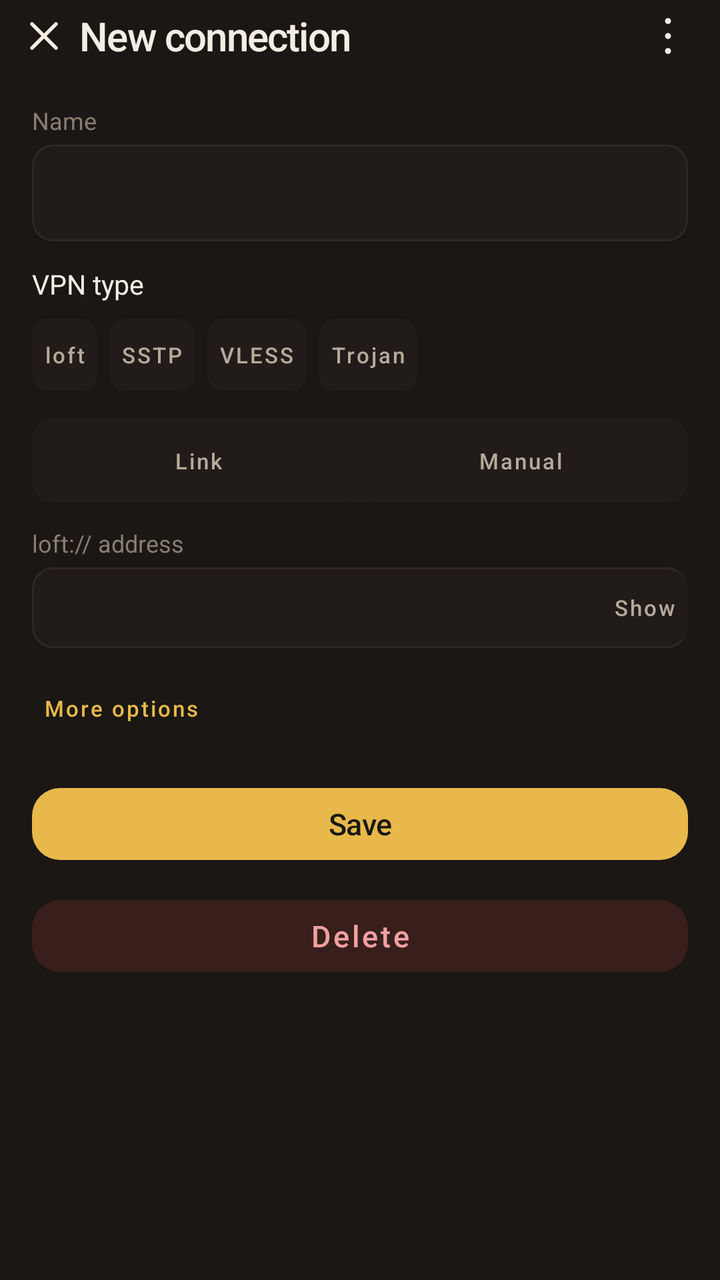
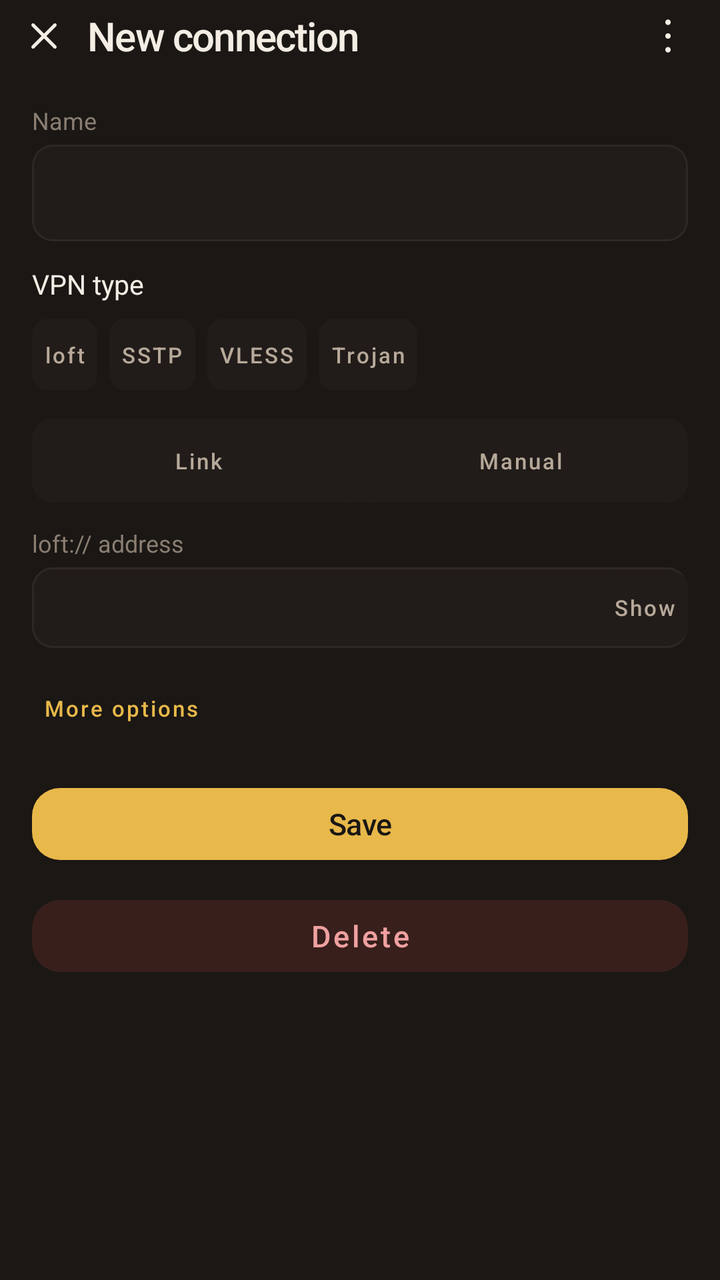

Two renders of the same Android screen: before a commit and after it. Below are the layout's source before the change and the commit's diff.
<!-- AndroidManifest.xml: application theme Theme.Loft -->
<!-- res/layout/activity_edit.xml -->
<?xml version="1.0" encoding="utf-8"?>
<LinearLayout xmlns:android="http://schemas.android.com/apk/res/android"
    android:layout_width="match_parent"
    android:layout_height="match_parent"
    android:background="@color/ink"
    android:orientation="vertical">

    <LinearLayout
        android:layout_width="match_parent"
        android:layout_height="wrap_content"
        android:gravity="center_vertical"
        android:orientation="horizontal"
        android:paddingLeft="4dp"
        android:paddingRight="8dp">

        <ImageButton
            android:id="@+id/btn_close"
            android:layout_width="36dp"
            android:layout_height="36dp"
            android:background="?attr/selectableItemBackgroundBorderless"
            android:contentDescription="@string/close"
            android:src="@drawable/ic_close" />

        <TextView
            android:id="@+id/title"
            android:layout_width="0dp"
            android:layout_height="wrap_content"
            android:layout_weight="1"
            android:fontFamily="sans-serif-medium"
            android:letterSpacing="-0.03"
            android:text="@string/new_conn"
            android:textColor="@color/snow"
            android:textSize="20sp" />

        <ImageButton
            android:id="@+id/btn_scan"
            android:layout_width="36dp"
            android:layout_height="36dp"
            android:background="?attr/selectableItemBackgroundBorderless"
            android:contentDescription="@string/scan"
            android:src="@drawable/ic_scan"
            android:visibility="gone" />

        <ImageButton
            android:id="@+id/btn_more"
            android:layout_width="36dp"
            android:layout_height="36dp"
            android:background="?attr/selectableItemBackgroundBorderless"
            android:contentDescription="@string/menu_more"
            android:src="@drawable/ic_more" />
    </LinearLayout>

    <ScrollView
        android:layout_width="match_parent"
        android:layout_height="0dp"
        android:layout_weight="1">

        <LinearLayout
            android:layout_width="match_parent"
            android:layout_height="wrap_content"
            android:orientation="vertical"
            android:padding="16dp">

            <TextView
                android:layout_width="match_parent"
                android:layout_height="wrap_content"
                android:text="@string/name"
                android:textColor="@color/mute"
                android:textSize="12sp" />

            <EditText
                android:id="@+id/name"
                android:layout_width="match_parent"
                android:layout_height="wrap_content"
                android:layout_marginTop="4dp"
                android:layout_marginBottom="12dp"
                android:background="@drawable/bg_field"
                android:inputType="text"
                android:padding="12dp"
                android:textColor="@color/snow"
                android:textColorHint="@color/mute" />

            <LinearLayout
                android:layout_width="match_parent"
                android:layout_height="wrap_content"
                android:gravity="center_vertical"
                android:orientation="horizontal">

                <TextView
                    android:layout_width="0dp"
                    android:layout_height="wrap_content"
                    android:layout_weight="1"
                    android:text="@string/vpn_type"
                    android:textColor="@color/snow"
                    android:textSize="13.5sp" />

                <TextView
                    android:id="@+id/kind_cap"
                    android:layout_width="wrap_content"
                    android:layout_height="wrap_content"
                    android:background="@drawable/bg_plate"
                    android:paddingLeft="12dp"
                    android:paddingTop="7dp"
                    android:paddingRight="12dp"
                    android:paddingBottom="7dp"
                    android:textColor="@color/snow"
                    android:textSize="12sp"
                    android:visibility="gone" />
            </LinearLayout>

            <HorizontalScrollView
                android:id="@+id/kind_scroll"
                android:layout_width="match_parent"
                android:layout_height="wrap_content"
                android:layout_marginTop="8dp"
                android:layout_marginBottom="14dp"
                android:scrollbars="none">

                <LinearLayout
                    android:id="@+id/kind_seg"
                    android:layout_width="wrap_content"
                    android:layout_height="wrap_content"
                    android:orientation="horizontal">

                    <Button
                        android:id="@+id/k_loft"
                        style="@style/Widget.Loft.Chip"
                        android:layout_width="wrap_content"
                        android:layout_height="wrap_content"
                        android:text="loft" />

                    <Button
                        android:id="@+id/k_sstp"
                        style="@style/Widget.Loft.Chip"
                        android:layout_width="wrap_content"
                        android:layout_height="wrap_content"
                        android:layout_marginLeft="6dp"
                        android:text="SSTP" />

                    <Button
                        android:id="@+id/k_vless"
                        style="@style/Widget.Loft.Chip"
                        android:layout_width="wrap_content"
                        android:layout_height="wrap_content"
                        android:layout_marginLeft="6dp"
                        android:text="VLESS" />

                    <Button
                        android:id="@+id/k_trojan"
                        style="@style/Widget.Loft.Chip"
                        android:layout_width="wrap_content"
                        android:layout_height="wrap_content"
                        android:layout_marginLeft="6dp"
                        android:text="Trojan" />
                </LinearLayout>
            </HorizontalScrollView>

            <LinearLayout
                android:id="@+id/entry_seg"
                android:layout_width="match_parent"
                android:layout_height="wrap_content"
                android:background="@drawable/bg_seg"
                android:orientation="horizontal"
                android:padding="3dp">

                <Button
                    android:id="@+id/entry_link"
                    style="@style/Widget.Loft.Chip"
                    android:layout_width="0dp"
                    android:layout_height="wrap_content"
                    android:layout_weight="1"
                    android:text="@string/entry_link" />

                <Button
                    android:id="@+id/entry_man"
                    style="@style/Widget.Loft.Chip"
                    android:layout_width="0dp"
                    android:layout_height="wrap_content"
                    android:layout_weight="1"
                    android:text="@string/entry_man" />
            </LinearLayout>

            <LinearLayout
                android:id="@+id/block_link"
                android:layout_width="match_parent"
                android:layout_height="wrap_content"
                android:layout_marginTop="12dp"
                android:orientation="vertical">

                <TextView
                    android:id="@+id/lbl_link"
                    android:layout_width="match_parent"
                    android:layout_height="wrap_content"
                    android:text="@string/loft_uri"
                    android:textColor="@color/mute"
                    android:textSize="12sp" />

                <LinearLayout
                    android:layout_width="match_parent"
                    android:layout_height="wrap_content"
                    android:layout_marginTop="4dp"
                    android:background="@drawable/bg_field"
                    android:gravity="center_vertical"
                    android:orientation="horizontal">

                    <EditText
                        android:id="@+id/link"
                        android:layout_width="0dp"
                        android:layout_height="wrap_content"
                        android:layout_weight="1"
                        android:background="@android:color/transparent"
                        android:fontFamily="monospace"
                        android:inputType="textUri"
                        android:padding="12dp"
                        android:textColor="@color/snow"
                        android:textColorHint="@color/mute"
                        android:textSize="12sp" />

                    <Button
                        android:id="@+id/btn_eye"
                        style="@style/Widget.Loft.Chip"
                        android:layout_width="wrap_content"
                        android:layout_height="wrap_content"
                        android:text="@string/show_secret" />
                </LinearLayout>
            </LinearLayout>

            <LinearLayout
                android:id="@+id/block_loft_man"
                android:layout_width="match_parent"
                android:layout_height="wrap_content"
                android:orientation="vertical"
                android:visibility="gone">

                <TextView
                    android:id="@+id/lbl_token"
                    android:layout_width="match_parent"
                    android:layout_height="wrap_content"
                    android:layout_marginTop="12dp"
                    android:text="@string/key_title"
                    android:textColor="@color/mute"
                    android:textSize="12sp" />

                <EditText
                    android:id="@+id/token"
                    android:layout_width="match_parent"
                    android:layout_height="wrap_content"
                    android:layout_marginTop="4dp"
                    android:background="@drawable/bg_field"
                    android:fontFamily="monospace"
                    android:inputType="textVisiblePassword"
                    android:padding="12dp"
                    android:textColor="@color/snow"
                    android:textSize="12sp" />

                <LinearLayout
                    android:layout_width="match_parent"
                    android:layout_height="wrap_content"
                    android:layout_marginTop="8dp"
                    android:orientation="horizontal">

                    <EditText
                        android:id="@+id/host"
                        android:layout_width="0dp"
                        android:layout_height="wrap_content"
                        android:layout_weight="1"
                        android:background="@drawable/bg_field"
                        android:fontFamily="monospace"
                        android:hint="@string/host"
                        android:inputType="textUri"
                        android:padding="12dp"
                        android:textColor="@color/snow"
                        android:textColorHint="@color/mute" />

                    <EditText
                        android:id="@+id/port"
                        android:layout_width="88dp"
                        android:layout_height="wrap_content"
                        android:layout_marginLeft="6dp"
                        android:background="@drawable/bg_field"
                        android:fontFamily="monospace"
                        android:hint="@string/port"
                        android:inputType="number"
                        android:padding="12dp"
                        android:textColor="@color/snow"
                        android:textColorHint="@color/mute" />
                </LinearLayout>

                <TextView
                    android:id="@+id/lbl_method"
                    android:layout_width="match_parent"
                    android:layout_height="wrap_content"
                    android:layout_marginTop="8dp"
                    android:text="@string/method"
                    android:textColor="@color/mute"
                    android:textSize="12sp" />

                <HorizontalScrollView
                    android:id="@+id/method_row"
                    android:layout_width="match_parent"
                    android:layout_height="wrap_content"
                    android:layout_marginTop="4dp"
                    android:scrollbars="none">

                    <LinearLayout
                        android:id="@+id/method_seg"
                        android:layout_width="wrap_content"
                        android:layout_height="wrap_content"
                        android:orientation="horizontal">

                        <Button android:id="@+id/m_auto" style="@style/Widget.Loft.Chip" android:layout_width="wrap_content" android:layout_height="wrap_content" android:text="@string/method_auto" />
                        <Button android:id="@+id/m_get" style="@style/Widget.Loft.Chip" android:layout_width="wrap_content" android:layout_height="wrap_content" android:layout_marginLeft="4dp" android:text="GET" />
                        <Button android:id="@+id/m_ws" style="@style/Widget.Loft.Chip" android:layout_width="wrap_content" android:layout_height="wrap_content" android:layout_marginLeft="4dp" android:text="WS" />
                        <Button android:id="@+id/m_h2" style="@style/Widget.Loft.Chip" android:layout_width="wrap_content" android:layout_height="wrap_content" android:layout_marginLeft="4dp" android:text="H2" />
                        <Button android:id="@+id/m_quic" style="@style/Widget.Loft.Chip" android:layout_width="wrap_content" android:layout_height="wrap_content" android:layout_marginLeft="4dp" android:text="QUIC" />
                        <Button android:id="@+id/m_h3" style="@style/Widget.Loft.Chip" android:layout_width="wrap_content" android:layout_height="wrap_content" android:layout_marginLeft="4dp" android:text="H3" />
                        <Button android:id="@+id/m_l3" style="@style/Widget.Loft.Chip" android:layout_width="wrap_content" android:layout_height="wrap_content" android:layout_marginLeft="4dp" android:text="L3" />
                    </LinearLayout>
                </HorizontalScrollView>

                <EditText
                    android:id="@+id/path"
                    android:layout_width="match_parent"
                    android:layout_height="wrap_content"
                    android:layout_marginTop="8dp"
                    android:background="@drawable/bg_field"
                    android:fontFamily="monospace"
                    android:hint="@string/path"
                    android:inputType="textUri"
                    android:padding="12dp"
                    android:textColor="@color/snow"
                    android:textColorHint="@color/mute" />
            </LinearLayout>

            <LinearLayout
                android:id="@+id/block_sstp"
                android:layout_width="match_parent"
                android:layout_height="wrap_content"
                android:orientation="vertical"
                android:visibility="gone">

                <EditText
                    android:id="@+id/user"
                    android:layout_width="match_parent"
                    android:layout_height="wrap_content"
                    android:layout_marginTop="8dp"
                    android:background="@drawable/bg_field"
                    android:hint="@string/user"
                    android:inputType="text"
                    android:padding="12dp"
                    android:textColor="@color/snow"
                    android:textColorHint="@color/mute" />

                <EditText
                    android:id="@+id/pass"
                    android:layout_width="match_parent"
                    android:layout_height="wrap_content"
                    android:layout_marginTop="8dp"
                    android:background="@drawable/bg_field"
                    android:hint="@string/password"
                    android:inputType="textPassword"
                    android:padding="12dp"
                    android:textColor="@color/snow"
                    android:textColorHint="@color/mute" />

                <LinearLayout
                    android:id="@+id/row_tls"
                    android:layout_width="match_parent"
                    android:layout_height="wrap_content"
                    android:layout_marginTop="8dp"
                    android:gravity="center_vertical"
                    android:orientation="horizontal">

                    <TextView
                        android:layout_width="0dp"
                        android:layout_height="wrap_content"
                        android:layout_weight="1"
                        android:text="@string/tls_check"
                        android:textColor="@color/snow" />

                    <Switch
                        android:id="@+id/sw_tls"
                        android:layout_width="wrap_content"
                        android:layout_height="wrap_content" />
                </LinearLayout>

                <LinearLayout
                    android:id="@+id/row_pap"
                    android:layout_width="match_parent"
                    android:layout_height="wrap_content"
                    android:gravity="center_vertical"
                    android:orientation="horizontal">

                    <TextView
                        android:layout_width="0dp"
                        android:layout_height="wrap_content"
                        android:layout_weight="1"
                        android:text="@string/pap"
                        android:textColor="@color/snow" />

                    <Switch
                        android:id="@+id/sw_pap"
                        android:layout_width="wrap_content"
                        android:layout_height="wrap_content" />
                </LinearLayout>
            </LinearLayout>

            <Button
                android:id="@+id/btn_adv"
                style="@style/Widget.Loft.Chip"
                android:layout_width="wrap_content"
                android:layout_height="wrap_content"
                android:layout_marginTop="12dp"
                android:backgroundTint="@android:color/transparent"
                android:text="@string/more_options"
                android:textColor="@color/lamp" />

            <LinearLayout
                android:id="@+id/block_adv"
                android:layout_width="match_parent"
                android:layout_height="wrap_content"
                android:orientation="vertical"
                android:visibility="gone">

                <LinearLayout
                    android:id="@+id/row_mux"
                    android:layout_width="match_parent"
                    android:layout_height="wrap_content"
                    android:gravity="center_vertical"
                    android:orientation="horizontal">

                    <LinearLayout
                        android:layout_width="0dp"
                        android:layout_height="wrap_content"
                        android:layout_weight="1"
                        android:orientation="vertical">

                        <TextView
                            android:layout_width="match_parent"
                            android:layout_height="wrap_content"
                            android:text="@string/mux"
                            android:textColor="@color/snow" />

                        <TextView
                            android:layout_width="match_parent"
                            android:layout_height="wrap_content"
                            android:text="@string/mux_d"
                            android:textColor="@color/mute"
                            android:textSize="12sp" />
                    </LinearLayout>

                    <Switch
                        android:id="@+id/sw_mux"
                        android:layout_width="wrap_content"
                        android:layout_height="wrap_content" />
                </LinearLayout>

                <EditText
                    android:id="@+id/dns"
                    android:layout_width="match_parent"
                    android:layout_height="wrap_content"
                    android:layout_marginTop="8dp"
                    android:background="@drawable/bg_field"
                    android:fontFamily="monospace"
                    android:hint="@string/dns"
                    android:inputType="text"
                    android:padding="12dp"
                    android:textColor="@color/snow"
                    android:textColorHint="@color/mute" />

                <LinearLayout
                    android:layout_width="match_parent"
                    android:layout_height="wrap_content"
                    android:gravity="center_vertical"
                    android:orientation="horizontal">

                    <LinearLayout
                        android:layout_width="0dp"
                        android:layout_height="wrap_content"
                        android:layout_weight="1"
                        android:orientation="vertical">

                        <TextView
                            android:layout_width="match_parent"
                            android:layout_height="wrap_content"
                            android:text="@string/dns_sys"
                            android:textColor="@color/snow" />

                        <TextView
                            android:layout_width="match_parent"
                            android:layout_height="wrap_content"
                            android:text="@string/dns_sys_d"
                            android:textColor="@color/mute"
                            android:textSize="12sp" />
                    </LinearLayout>

                    <Switch
                        android:id="@+id/sw_dns_sys"
                        android:layout_width="wrap_content"
                        android:layout_height="wrap_content" />
                </LinearLayout>

                <EditText
                    android:id="@+id/sni"
                    android:layout_width="match_parent"
                    android:layout_height="wrap_content"
                    android:layout_marginTop="8dp"
                    android:background="@drawable/bg_field"
                    android:fontFamily="monospace"
                    android:hint="@string/tls_host"
                    android:inputType="textUri"
                    android:padding="12dp"
                    android:textColor="@color/snow"
                    android:textColorHint="@color/mute" />
            </LinearLayout>

            <Button
                android:id="@+id/btn_save"
                style="@style/Widget.Loft.Go"
                android:layout_width="match_parent"
                android:layout_height="wrap_content"
                android:layout_marginTop="16dp"
                android:text="@string/save" />

            <Button
                android:id="@+id/btn_delete"
                style="@style/Widget.Loft.Danger"
                android:layout_width="match_parent"
                android:layout_height="wrap_content"
                android:layout_marginTop="8dp"
                android:text="@string/delete" />
        </LinearLayout>
    </ScrollView>
</LinearLayout>
<!-- resources referenced by this layout -->
<resources>
  <color name="ink">#1A1714</color>
  <string name="dns">DNS</string>
  <string name="host">Host</string>
  <string name="mux">mux</string>
  <string name="name">Name</string>
  <string name="path">Path</string>
  <string name="port">Port</string>
  <string name="save">Save</string>
  <string name="user">User</string>
  <color name="err">#E24B4B</color>
  <style name="Widget.Loft.Nav" parent="Widget.MaterialComponents.BottomNavigationView">
          <item name="android:background">@color/ink</item>
          <item name="elevation">0dp</item>
          <item name="itemIconTint">@color/nav_icon</item>
          <item name="itemTextColor">@color/nav_text</item>
          <item name="itemRippleColor">@color/lamp</item>
          <item name="itemActiveIndicatorStyle">@style/Widget.Loft.NavIndicator</item>
          <item name="labelVisibilityMode">labeled</item>
      </style>
  <style name="Widget.Loft.NavIndicator" parent="">
          <item name="android:color">@color/lamp22</item>
          <item name="android:width">64dp</item>
          <item name="android:height">32dp</item>
          <item name="shapeAppearance">@style/Shape.Loft.NavPill</item>
      </style>
  <!-- unchanged entries left out for length: 44 -->
</resources>

<!-- the commit's change to res/layout/activity_edit.xml (unified diff, before → after) -->
@@ -15,9 +15,10 @@
 
         <ImageButton
             android:id="@+id/btn_close"
+            style="@style/Widget.Loft.IconBtn"
             android:layout_width="36dp"
             android:layout_height="36dp"
-            android:background="?attr/selectableItemBackgroundBorderless"
+            android:layout_marginRight="4dp"
             android:contentDescription="@string/close"
             android:src="@drawable/ic_close" />
 
@@ -34,18 +35,18 @@
 
         <ImageButton
             android:id="@+id/btn_scan"
+            style="@style/Widget.Loft.IconBtn"
             android:layout_width="36dp"
             android:layout_height="36dp"
-            android:background="?attr/selectableItemBackgroundBorderless"
             android:contentDescription="@string/scan"
             android:src="@drawable/ic_scan"
             android:visibility="gone" />
 
         <ImageButton
             android:id="@+id/btn_more"
+            style="@style/Widget.Loft.IconBtn"
             android:layout_width="36dp"
             android:layout_height="36dp"
-            android:background="?attr/selectableItemBackgroundBorderless"
             android:contentDescription="@string/menu_more"
             android:src="@drawable/ic_more" />
     </LinearLayout>
<!-- resource entries referenced after the edit -->
@@ -9,20 +9,87 @@
   <string name="port">Port</string>
   <string name="save">Save</string>
   <string name="user">User</string>
+  <style name="Widget.Loft.IconBtn" parent="">
+          <item name="android:background">@drawable/bg_icon_btn</item>
+          <item name="android:padding">7dp</item>
+          <item name="android:scaleType">fitCenter</item>
+          <item name="android:tint">@color/icon_btn</item>
+          <item name="android:stateListAnimator">@null</item>
+      </style>
+  <!-- drawable bg_icon_btn (drawable) -->
+  <?xml version="1.0" encoding="utf-8"?>
+  <ripple xmlns:android="http://schemas.android.com/apk/res/android"
+      android:color="@color/lamp22">
+      <item android:id="@android:id/mask">
+          <inset
+              android:insetTop="3dp"
+              android:insetBottom="3dp">
+              <shape android:shape="rectangle">
+                  <solid android:color="#FFFFFFFF" />
+                  <corners android:radius="16dp" />
+              </shape>
+          </inset>
+      </item>
+      <item>
+          <selector>
+              <item android:state_pressed="true">
+                  <inset
+                      android:insetTop="3dp"
+                      android:insetBottom="3dp">
+                      <shape android:shape="rectangle">
+                          <solid android:color="@color/lamp22" />
+                          <corners android:radius="16dp" />
+                      </shape>
+                  </inset>
+              </item>
+              <item android:state_focused="true">
+                  <inset
+                      android:insetTop="3dp"
+                      android:insetBottom="3dp">
+                      <shape android:shape="rectangle">
+                          <solid android:color="@color/lamp22" />
+                          <corners android:radius="16dp" />
+                      </shape>
+                  </inset>
+              </item>
+              <item>
+                  <shape android:shape="rectangle">
+                      <solid android:color="@android:color/transparent" />
+                  </shape>
+              </item>
+          </selector>
+      </item>
+  </ripple>
   <color name="err">#E24B4B</color>
   <style name="Widget.Loft.Nav" parent="Widget.MaterialComponents.BottomNavigationView">
-          <item name="android:background">@color/ink</item>
+          <item name="android:background">@color/ink0</item>
+          <item name="android:minHeight">72dp</item>
           <item name="elevation">0dp</item>
+          <item name="itemBackground">@android:color/transparent</item>
+          <item name="itemHorizontalTranslationEnabled">false</item>
+          <item name="itemIconSize">22dp</item>
           <item name="itemIconTint">@color/nav_icon</item>
           <item name="itemTextColor">@color/nav_text</item>
+          <item name="itemTextAppearanceInactive">@style/TextAppearance.Loft.Nav</item>
+          <item name="itemTextAppearanceActive">@style/TextAppearance.Loft.Nav</item>
           <item name="itemRippleColor">@color/lamp</item>
           <item name="itemActiveIndicatorStyle">@style/Widget.Loft.NavIndicator</item>
+          <item name="itemPaddingTop">6dp</item>
+          <item name="itemPaddingBottom">12dp</item>
+          <item name="activeIndicatorLabelPadding">4dp</item>
           <item name="labelVisibilityMode">labeled</item>
+      </style>
+  <color name="ink0">#181512</color>
+  <style name="TextAppearance.Loft.Nav" parent="">
+          <item name="android:textSize">12sp</item>
+          <item name="android:fontFamily">sans-serif-medium</item>
+          <item name="android:textAllCaps">false</item>
+          <item name="android:letterSpacing">0.01</item>
       </style>
   <style name="Widget.Loft.NavIndicator" parent="">
           <item name="android:color">@color/lamp22</item>
-          <item name="android:width">64dp</item>
-          <item name="android:height">32dp</item>
+          <item name="android:width">62dp</item>
+          <item name="android:height">30dp</item>
           <item name="shapeAppearance">@style/Shape.Loft.NavPill</item>
       </style>
   <!-- unchanged entries left out for length: 44 -->
